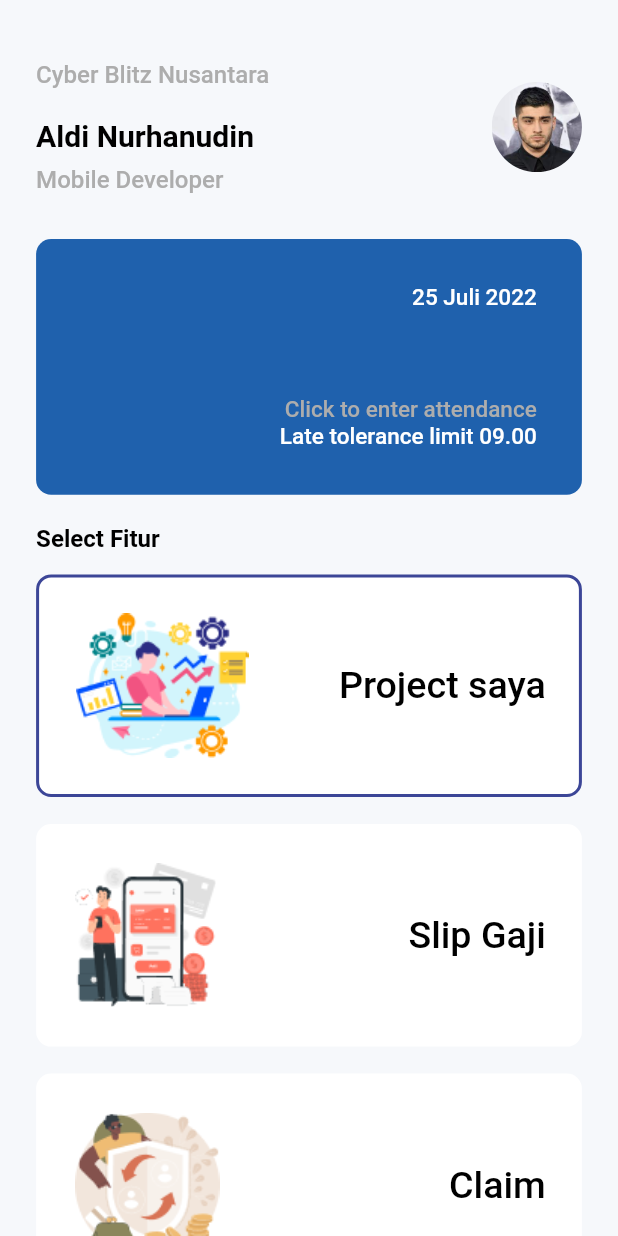
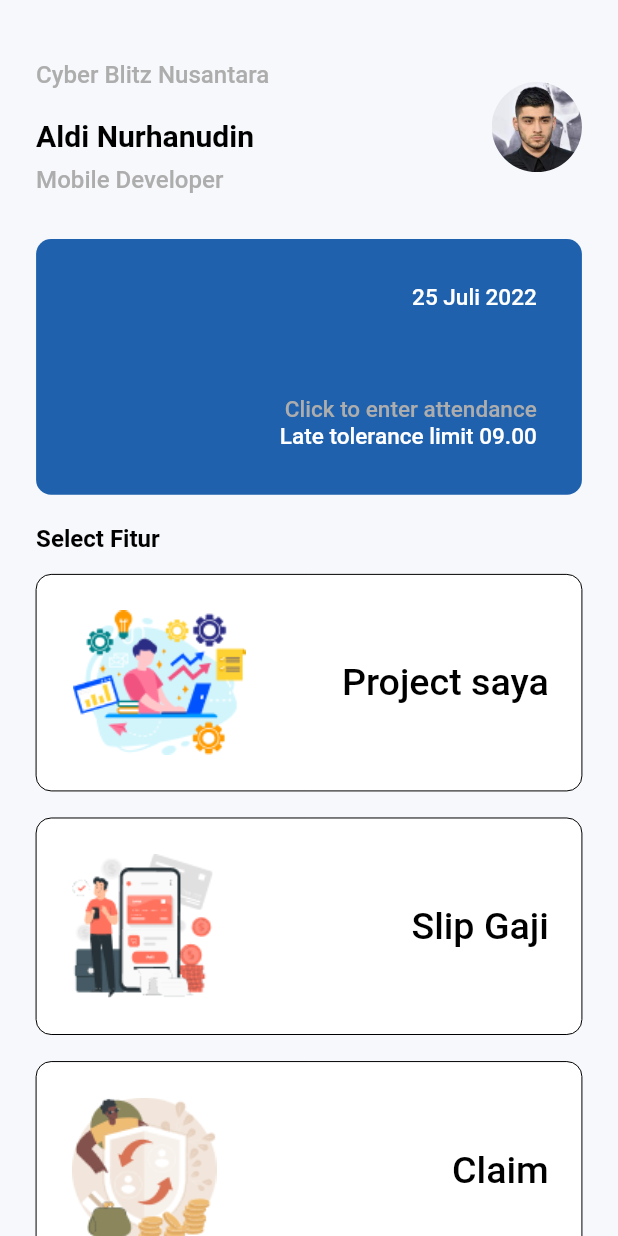
Before and after one commit to aldinurhanudin/Hccapp, a Flutter app: the HomePage screen opened directly, on a phone screen of 412 x 824 dp. Run offline on Flutter 3.47's test engine with Material 2 defaults, Android fonts, the phone set to English and light mode, and no system bars; our stand-ins replace bloc, equatable, flutter_bloc, font_awesome_flutter, get, google_fonts and 2 more.

Commit message:
revisi border dan navigation ke pdf

```diff
--- a/hccapp/lib/ui/widgets/fitur_item.dart
+++ b/hccapp/lib/ui/widgets/fitur_item.dart
@@ -23,10 +23,21 @@ class FiturItem extends StatelessWidget {
         borderRadius: BorderRadius.circular(10),
         color: whiteColor,
         border: Border.all(
-          width: 2,
-          color: isSelected ? mainColor : whiteColor,
+          width: 0,
+          // color: isSelected ? mainColor : whiteColor,
         ),
       ),
+      child: GestureDetector(
+        onTap: () async {
+          // setState(() {
+          //   // isLoading = true;
+          // });
+
+          Get.to(() => LoginPage());
+          // setState(() {
+          //   // isLoading = false;
+          // });
+        },
         child: Row(
           mainAxisAlignment: MainAxisAlignment.spaceBetween,
           children: [
@@ -47,6 +58,7 @@ class FiturItem extends StatelessWidget {
             ),
           ],
         ),
+      ),
     );
   }
 }
--- a/hccapp/lib/ui/widgets/widgets.dart
+++ b/hccapp/lib/ui/widgets/widgets.dart
@@ -1,7 +1,11 @@
 import 'package:flutter/cupertino.dart';
 import 'package:flutter/src/foundation/key.dart';
 import 'package:flutter/src/widgets/framework.dart';
+import 'package:get/get_core/get_core.dart';
+import 'package:get/get_navigation/src/extension_navigation.dart';
 import 'package:hccapp/shared/shared.dart';
+import 'package:hccapp/ui/pages/edit_profile_page.dart';
+import 'package:hccapp/ui/pages/pages.dart';
 
 part 'absen_card.dart';
 part 'fitur_item.dart';
```
Lines whose indentation alone changed are shown as unchanged.
